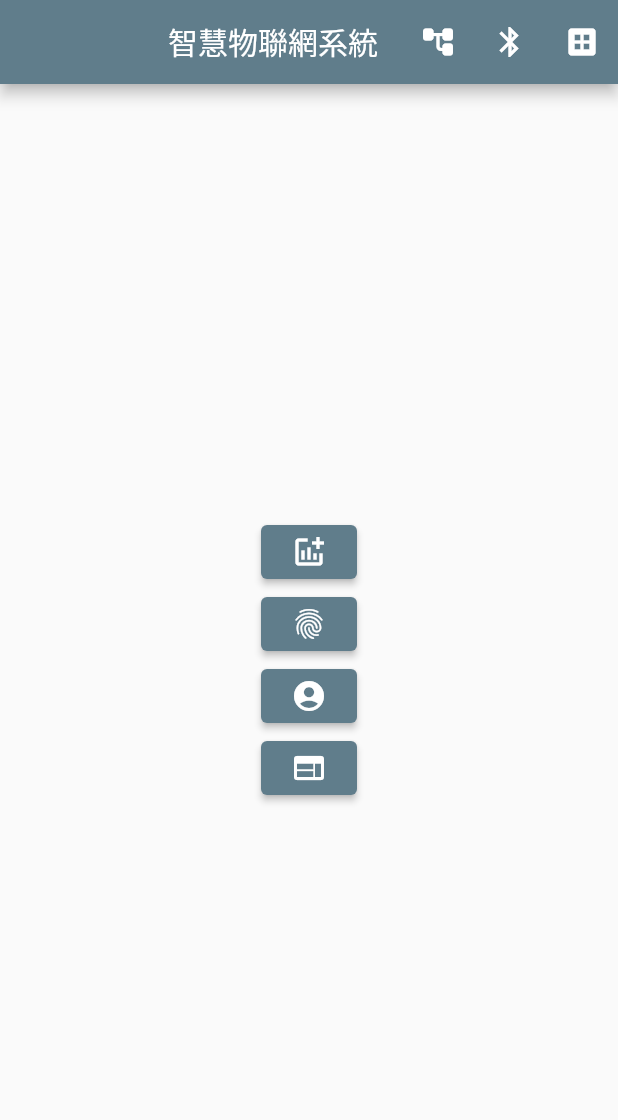
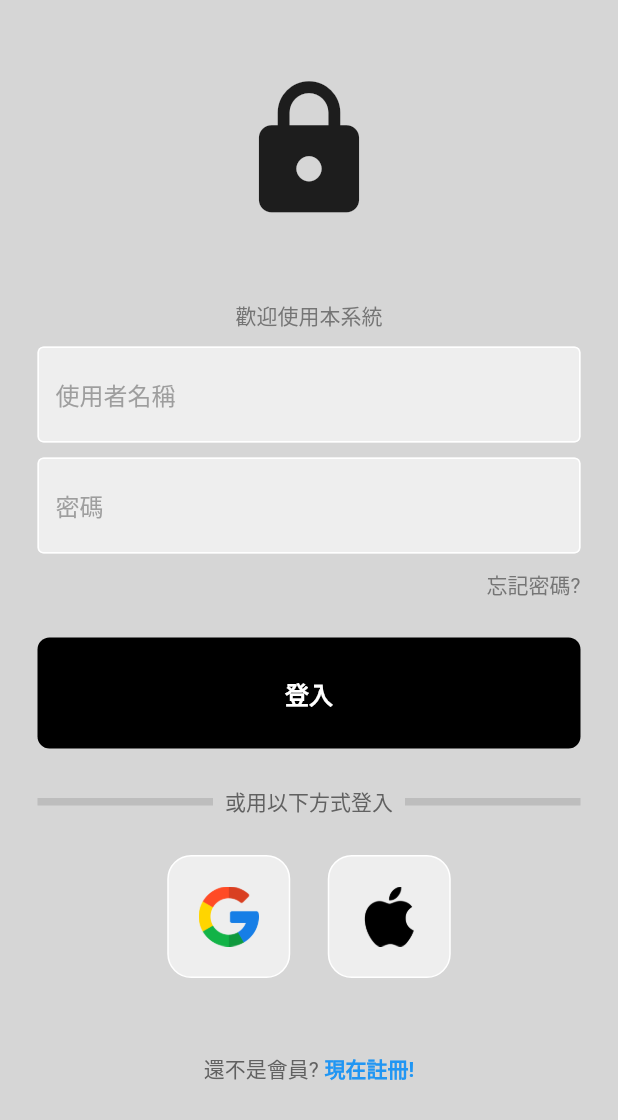
Before and after one commit to ncueteam/ncue_app_project, a Flutter app: the screen it shows after launch, on a phone screen of 412 x 824 dp. Shown: the top 1120 px of the screen. Run offline on Flutter 3.47's test engine with Material 2 defaults, Android fonts, the light colour scheme and no system bars; our stand-ins replace audioplayers, firebase_auth, firebase_core, flutter_blue_plus, flutter_bluetooth_serial, google_sign_in and 4 more; missing offline and left inert: encrypt, mqtt_client, mysql_client; accounts and stored records are empty.

Commit message:
flutter firebase 登錄系統加入 確認無bug 有問題問 #林昀佑

```diff
--- /dev/null
+++ b/lib/components/login_button.dart
@@ -0,0 +1,27 @@
+import 'package:flutter/material.dart';
+
+class LoginButton extends StatelessWidget {
+  final Function()? onTap;
+  final String message;
+  const LoginButton({super.key, required this.onTap, required this.message});
+
+  @override
+  Widget build(BuildContext context) {
+    return GestureDetector(
+      onTap: onTap,
+      child: Container(
+        padding: const EdgeInsets.all(25),
+        margin: const EdgeInsets.symmetric(horizontal: 25),
+        decoration: BoxDecoration(
+            color: Colors.black, borderRadius: BorderRadius.circular(8)),
+        child: Center(
+          child: Text(
+            message,
+            style: const TextStyle(
+                color: Colors.white, fontWeight: FontWeight.bold, fontSize: 16),
+          ),
+        ),
+      ),
+    );
+  }
+}
--- /dev/null
+++ b/lib/components/square_tile.dart
@@ -0,0 +1,25 @@
+import 'package:flutter/material.dart';
+
+class SquareTile extends StatelessWidget {
+  final String imagePath;
+  final Function()? onTap;
+  const SquareTile({super.key, required this.imagePath, required this.onTap});
+
+  @override
+  Widget build(BuildContext context) {
+    return GestureDetector(
+      onTap: onTap,
+      child: Container(
+        padding: const EdgeInsets.all(20),
+        decoration: BoxDecoration(
+            border: Border.all(color: Colors.white),
+            borderRadius: BorderRadius.circular(16),
+            color: Colors.grey[200]),
+        child: Image.asset(
+          imagePath,
+          height: 40,
+        ),
+      ),
+    );
+  }
+}
--- /dev/null
+++ b/lib/components/styled_text_field.dart
@@ -0,0 +1,34 @@
+import 'package:flutter/material.dart';
+
+class StyledTextField extends StatelessWidget {
+  // ignore: prefer_typing_uninitialized_variables
+  final controller;
+  final String hintText;
+  final bool obscureText;
+
+  const StyledTextField({
+    super.key,
+    required this.controller,
+    required this.hintText,
+    required this.obscureText,
+  });
+  @override
+  Widget build(BuildContext context) {
+    return Padding(
+      padding: const EdgeInsets.symmetric(horizontal: 25.0),
+      child: TextField(
+        controller: controller,
+        obscureText: obscureText,
+        decoration: InputDecoration(
+            enabledBorder: const OutlineInputBorder(
+                borderSide: BorderSide(color: Colors.white)),
+            focusedBorder: OutlineInputBorder(
+                borderSide: BorderSide(color: Colors.grey.shade400)),
+            fillColor: Colors.grey.shade200,
+            filled: true,
+            hintText: hintText,
+            hintStyle: TextStyle(color: Colors.grey[500])),
+      ),
+    );
+  }
+}
--- a/lib/main.dart
+++ b/lib/main.dart
@@ -1,5 +1,5 @@
 import 'package:flutter/material.dart';
-import 'package:ncue_aiot/screens/home_screen.dart';
+import 'package:ncue_aiot/screens/auth_system/firebase_auth_page.dart';
 import 'package:firebase_core/firebase_core.dart';
 import 'firebase_options.dart';
 
@@ -8,20 +8,7 @@ void main() async {
   await Firebase.initializeApp(
     options: DefaultFirebaseOptions.currentPlatform,
   );
-  // if (Platform.isAndroid) {
-  //   WidgetsFlutterBinding.ensureInitialized();
-  //   [
-  //     Permission.location,
-  //     Permission.storage,
-  //     Permission.bluetooth,
-  //     Permission.bluetoothConnect,
-  //     Permission.bluetoothScan
-  //   ].request().then((status) {
-  //     runApp(const Main());
-  //   });
-  // } else {
   runApp(const Main());
-  // }
 }
 
 class Main extends StatelessWidget {
@@ -35,7 +22,7 @@ class Main extends StatelessWidget {
           primaryColorDark: Colors.black12,
           primaryColorLight: Colors.white60,
           primarySwatch: Colors.blueGrey),
-      home: const HomeScreen(),
+      home: const AuthPage(),
     );
   }
 }
--- /dev/null
+++ b/lib/screens/auth_system/firebase_auth_page.dart
@@ -0,0 +1,25 @@
+import 'package:firebase_auth/firebase_auth.dart';
+import 'package:flutter/material.dart';
+import 'package:ncue_aiot/screens/home_screen.dart';
+
+import 'login_or_register.dart';
+
+class AuthPage extends StatelessWidget {
+  const AuthPage({super.key});
+
+  @override
+  Widget build(BuildContext context) {
+    return Scaffold(
+      body: StreamBuilder<User?>(
+        stream: FirebaseAuth.instance.authStateChanges(),
+        builder: (context, snapshot) {
+          if (snapshot.hasData) {
+            return const HomeScreen();
+          } else {
+            return const LoginOrRegisterPage();
+          }
+        },
+      ),
+    );
+  }
+}
--- /dev/null
+++ b/lib/screens/auth_system/login_or_register.dart
@@ -0,0 +1,30 @@
+import 'package:flutter/material.dart';
+import 'package:ncue_aiot/screens/auth_system/register_page.dart';
+
+import 'login_page.dart';
+
+class LoginOrRegisterPage extends StatefulWidget {
+  const LoginOrRegisterPage({super.key});
+
+  @override
+  State<StatefulWidget> createState() => LoginOrRegisterState();
+}
+
+class LoginOrRegisterState extends State<LoginOrRegisterPage> {
+  bool showLoginPage = true;
+
+  void togglePages() {
+    setState(() {
+      showLoginPage = !showLoginPage;
+    });
+  }
+
+  @override
+  Widget build(BuildContext context) {
+    if (showLoginPage) {
+      return LoginPage(onTap: togglePages);
+    } else {
+      return RegisterPage(onTap: togglePages);
+    }
+  }
+}
--- /dev/null
+++ b/lib/screens/auth_system/login_page.dart
@@ -0,0 +1,170 @@
+import 'package:audioplayers/audioplayers.dart';
+import 'package:firebase_auth/firebase_auth.dart';
+import 'package:flutter/material.dart';
+
+import '../../components/login_button.dart';
+import '../../components/square_tile.dart';
+import '../../components/styled_text_field.dart';
+import '../../services/auth_service.dart';
+
+class LoginPage extends StatefulWidget {
+  final Function()? onTap;
+  const LoginPage({super.key, required this.onTap});
+
+  @override
+  State<LoginPage> createState() => _LoginPageState();
+}
+
+class _LoginPageState extends State<LoginPage> {
+  final emailController = TextEditingController();
+
+  final passwordController = TextEditingController();
+
+  void signUserIn() async {
+    showDialog(
+        context: context,
+        builder: (context) {
+          return const Center(
+            child: CircularProgressIndicator(),
+          );
+        });
+    try {
+      // ignore: unused_local_variable
+      final credential = await FirebaseAuth.instance.signInWithEmailAndPassword(
+        email: emailController.text,
+        password: passwordController.text,
+      );
+      // ignore: use_build_context_synchronously
+      // Navigator.pop(context);
+      AudioPlayer().play(AssetSource("sounds/crystal.mp3"));
+    } on FirebaseAuthException catch (e) {
+      Navigator.pop(context);
+      if (e.code == 'user-not-found') {
+        debugPrint('No user found for that email.');
+        wrongMessage("查無此帳號");
+      } else if (e.code == 'wrong-password') {
+        debugPrint('Wrong password provided for that user.');
+        wrongMessage("密碼錯誤");
+      }
+    }
+  }
+
+  wrongMessage(String message) {
+    showDialog(
+        context: context,
+        builder: (context) {
+          return AlertDialog(
+            title: Center(
+              child: Text(message),
+            ),
+          );
+        });
+  }
+
+  @override
+  Widget build(BuildContext context) {
+    return Scaffold(
+        backgroundColor: Colors.grey[350],
+        body: SafeArea(
+            maintainBottomViewPadding: true,
+            child: SingleChildScrollView(
+              child: Center(
+                child: Column(
+                  mainAxisAlignment: MainAxisAlignment.center,
+                  children: [
+                    const SizedBox(height: 50),
+                    const Icon(Icons.lock, size: 100),
+                    const SizedBox(height: 50),
+                    Text("歡迎使用本系統", style: TextStyle(color: Colors.grey[600])),
+                    const SizedBox(height: 10),
+                    StyledTextField(
+                      controller: emailController,
+                      hintText: '使用者名稱',
+                      obscureText: false,
+                    ),
+                    const SizedBox(height: 10),
+                    StyledTextField(
+                      controller: passwordController,
+                      hintText: '密碼',
+                      obscureText: true,
+                    ),
+                    const SizedBox(height: 10),
+                    Padding(
+                      padding: const EdgeInsets.symmetric(horizontal: 25.0),
+                      child: Row(
+                        mainAxisAlignment: MainAxisAlignment.end,
+                        children: [
+                          Text(
+                            '忘記密碼?',
+                            style: TextStyle(color: Colors.grey[600]),
+                          ),
+                        ],
+                      ),
+                    ),
+                    const SizedBox(height: 25),
+                    LoginButton(
+                      message: "登入",
+                      onTap: signUserIn,
+                    ),
+                    const SizedBox(height: 25),
+                    Padding(
+                      padding: const EdgeInsets.symmetric(horizontal: 25.0),
+                      child: Row(
+                        children: [
+                          Expanded(
+                              child: Divider(
+                            thickness: 5,
+                            color: Colors.grey[400],
+                          )),
+                          Padding(
+                            padding:
+                                const EdgeInsets.symmetric(horizontal: 8.0),
+                            child: Text(
+                              '或用以下方式登入',
+                              style: TextStyle(color: Colors.grey[700]),
+                            ),
+                          ),
+                          Expanded(
+                              child: Divider(
+                            thickness: 5,
+                            color: Colors.grey[400],
+                          ))
+                        ],
+                      ),
+                    ),
+                    const SizedBox(height: 25),
+                    Row(
+                      mainAxisAlignment: MainAxisAlignment.center,
+                      children: [
+                        SquareTile(
+                            onTap: () => AuthService().signInWithGoogle(),
+                            imagePath: 'assets/icons/google.png'),
+                        const SizedBox(width: 25),
+                        SquareTile(
+                            onTap: () {}, imagePath: 'assets/icons/apple.png')
+                      ],
+                    ),
+                    const SizedBox(height: 50),
+                    GestureDetector(
+                      onTap: widget.onTap,
+                      child: Row(
+                        mainAxisAlignment: MainAxisAlignment.center,
+                        children: [
+                          Text(
+                            '還不是會員?',
+                            style: TextStyle(color: Colors.grey[700]),
+                          ),
+                          const SizedBox(width: 4),
+                          const Text('現在註冊!',
+                              style: TextStyle(
+                                  color: Colors.blue,
+                                  fontWeight: FontWeight.bold))
+                        ],
+                      ),
+                    ),
+                  ],
+                ),
+              ),
+            )));
+  }
+}
--- a/lib/screens/home_screen.dart
+++ b/lib/screens/home_screen.dart
@@ -1,5 +1,7 @@
+import 'package:firebase_auth/firebase_auth.dart';
 import 'package:flutter/material.dart';
 import 'package:ncue_aiot/components/page_button.dart';
+import 'package:ncue_aiot/screens/auth_system/firebase_auth_page.dart';
 import 'package:ncue_aiot/screens/mqtt.dart';
 
 // import 'package:ncue_aiot/screens/webview.dart';
@@ -21,7 +23,12 @@ class HomeScreen extends StatefulWidget {
 }
 
 class _HomeScreenState extends State<HomeScreen> {
+  final user = FirebaseAuth.instance.currentUser;
   bool authenticated = false;
+
+  void signUserOut() {
+    FirebaseAuth.instance.signOut();
+  }
 
   @override
   Widget build(BuildContext context) {
@@ -29,10 +36,11 @@ class _HomeScreenState extends State<HomeScreen> {
       appBar: AppBar(
         title: const Text("智慧物聯網系統"),
         centerTitle: true,
-        actions: const [
-          PageButton(icon: Icons.account_tree_rounded, page: MqttPage()),
-          PageButton(icon: Icons.bluetooth, page: BleDeviceList()),
-          PageButton(icon: Icons.dataset, page: MysqlDemo()),
+        actions: [
+          IconButton(onPressed: signUserOut, icon: const Icon(Icons.logout)),
+          const PageButton(icon: Icons.account_tree_rounded, page: MqttPage()),
+          const PageButton(icon: Icons.bluetooth, page: BleDeviceList()),
+          const PageButton(icon: Icons.dataset, page: MysqlDemo()),
           // PageButton(icon: Icons.abc_sharp, page: WebViewTest())
         ],
       ),
@@ -41,6 +49,7 @@ class _HomeScreenState extends State<HomeScreen> {
           crossAxisAlignment: CrossAxisAlignment.center,
           mainAxisAlignment: MainAxisAlignment.center,
           children: [
+            Text(user!.email!),
             const PageButton(
               icon: Icons.addchart,
               page: JsonScreen(),
--- a/pubspec.yaml
+++ b/pubspec.yaml
@@ -28,7 +28,11 @@ dependencies:
   #資料庫
   mysql_client: ^0.0.27
   permission_handler: ^10.4.3
+  firebase_app_installations: ^0.2.3+4
+  firebase_auth: ^4.7.2
+  google_sign_in: ^6.1.4
   firebase_core: ^2.15.0
+  audioplayers: ^5.0.0
   #test:
 
 
@@ -48,3 +52,5 @@ flutter:
   uses-material-design: true
   assets:
     - assets/
+    - assets/sounds/
+    - assets/icons/
```
Also changed, not shown: lib/screens/auth_system/register_page.dart (added, +171 -0 lines), lib/services/auth_service.dart (added, +12 -0 lines), assets/icons/apple.png (added), assets/icons/google.png (added), assets/icons/icon.png (added), lib/firebase_options.dart, pubspec.lock, 8 other files.
